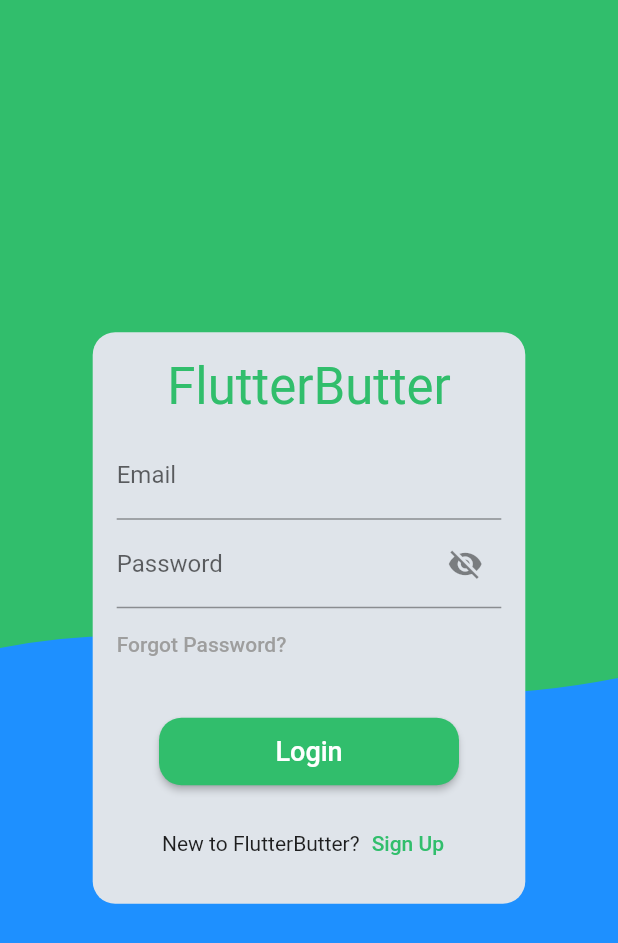
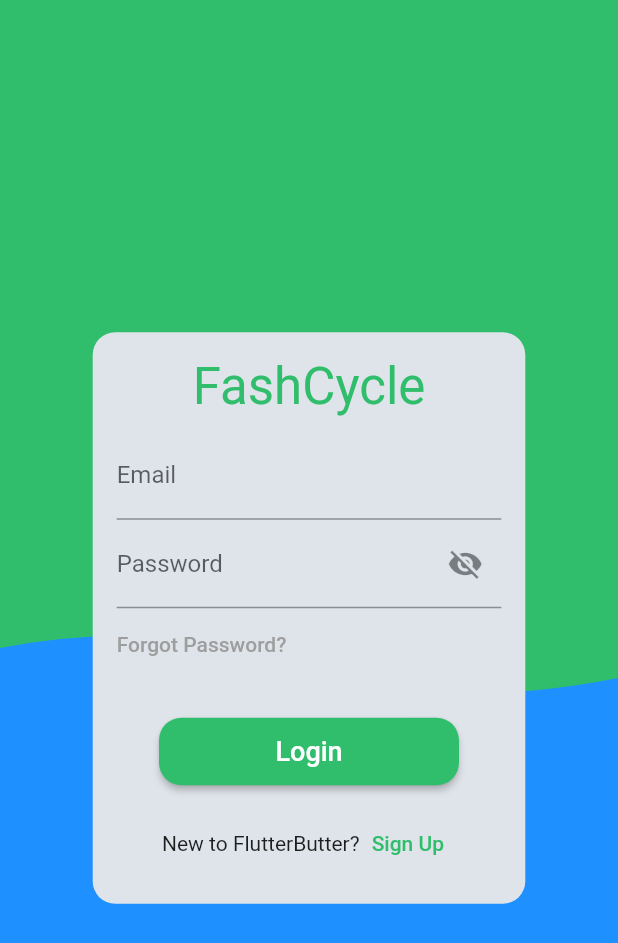
Before and after one commit to jzh001/-FlutterButter-FashCycle, a Flutter app: the screen it shows after launch, on a phone screen of 412 x 824 dp. Shown: the top 943 px of the screen. Run offline on Flutter 3.47's test engine with Material 2 defaults, Android fonts, the phone set to English and light mode, and no system bars; our stand-ins replace cloud_firestore, firebase_auth, firebase_core, firebase_storage, flutter_custom_clippers, image_picker and 1 more; missing offline and left inert: empty_widget; accounts and stored records are empty.

Commit message:
Minor Formatting Edits

```diff
--- a/lib/auth/auth_form.dart
+++ b/lib/auth/auth_form.dart
@@ -44,7 +44,7 @@ class _AuthFormState extends State<AuthForm> {
             mainAxisSize: MainAxisSize.min,
             children: [
               Text(
-                "FlutterButter",
+                "FashCycle",
                 style: Theme.of(context).textTheme.headlineMedium!.copyWith(
                       color: Theme.of(context).colorScheme.primary,
                     ),
--- a/lib/charts/fabric_pie_chart.dart
+++ b/lib/charts/fabric_pie_chart.dart
@@ -52,6 +52,7 @@ class FabricPieChart extends StatelessWidget {
                         textStyle: TextStyle(
                           color: Colors.black,
                           fontWeight: FontWeight.bold,
+                          fontSize: 9,
                         ),
                       ),
                     )
--- a/lib/charts/shopping_pie_chart.dart
+++ b/lib/charts/shopping_pie_chart.dart
@@ -52,6 +52,7 @@ class ShoppingPieChart extends StatelessWidget {
                         textStyle: TextStyle(
                           color: Colors.black,
                           fontWeight: FontWeight.bold,
+                          fontSize: 9,
                         ),
                       ),
                     )
```
